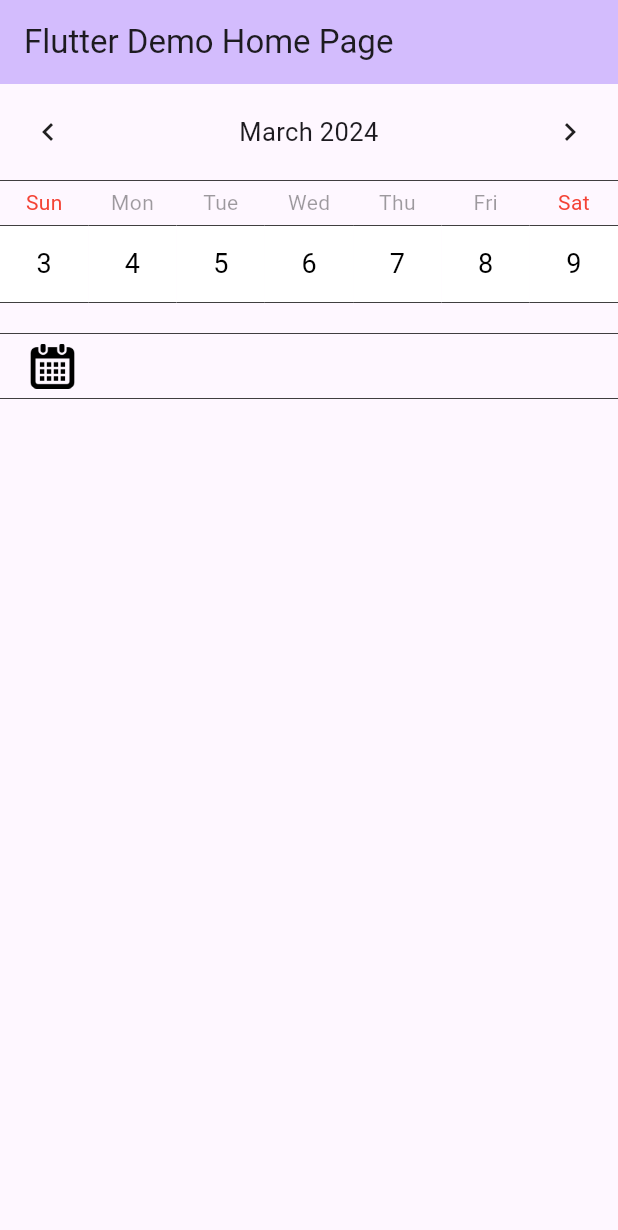
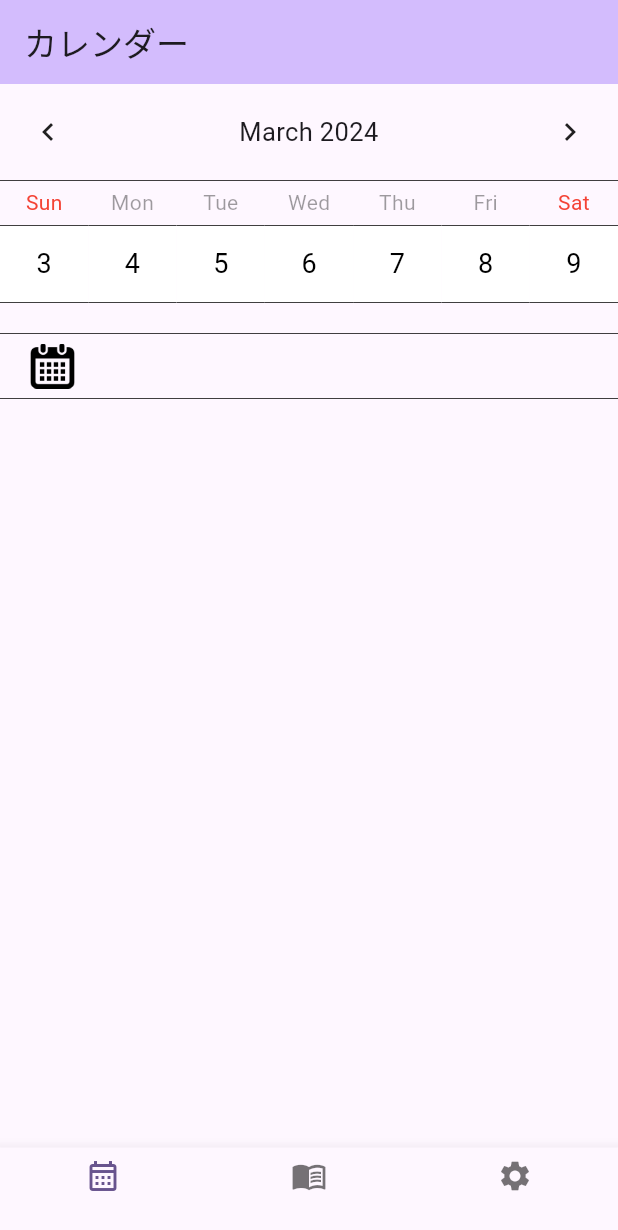
Before and after one commit to diapp0227/diapp_flutter, a Flutter app: the screen it shows after launch, on a phone screen of 412 x 824 dp. Shown: the top 1230 px of the screen. Run offline on Flutter 3.47's test engine with Material 3 defaults, Android fonts, the phone set to English and light mode, and no system bars; drawn by our look-alikes of table_calendar.

Commit message:
タブバーを追加

```diff
--- a/diapp/lib/main.dart
+++ b/diapp/lib/main.dart
@@ -1,6 +1,23 @@
-import 'package:diapp/CalendarWidget.dart';
+import 'package:diapp/view/CalendarWidget.dart';
+import 'package:diapp/view/TabWidget.dart';
 import 'package:flutter/material.dart';
 
 void main() {
-  runApp(const calendarWidget());
+  runApp(MyApp());
 }
+
+class MyApp extends StatelessWidget {
+  const MyApp({super.key});
+
+  @override
+  Widget build(BuildContext context) {
+    return MaterialApp(
+      title: 'Flutter Demo',
+      theme: ThemeData(
+        colorScheme: ColorScheme.fromSeed(seedColor: Colors.deepPurple),
+        useMaterial3: true,
+      ),
+      home: const TabPage(),
+    );
+  }
+}
--- a/diapp/lib/CalendarWidget.dart
+++ b/diapp/lib/view/CalendarWidget.dart
@@ -4,36 +4,11 @@ import 'package:intl/intl.dart';
 import 'package:flutter/material.dart';
 import 'package:table_calendar/table_calendar.dart';
 
-class calendarWidget extends StatelessWidget {
-  const calendarWidget({super.key});
-
-  @override
-  Widget build(BuildContext context) {
-    return MaterialApp(
-      title: 'Flutter Demo',
-      theme: ThemeData(
-        colorScheme: ColorScheme.fromSeed(seedColor: Colors.deepPurple),
-        useMaterial3: true,
-      ),
-      home: const CalendarPage(title: 'Flutter Demo Home Page'),
-    );
-  }
-}
-
 class CalendarPage extends StatefulWidget {
-  const CalendarPage({super.key, required this.title});
-
-  final String title;
+  const CalendarPage({super.key});
 
   @override
   State<CalendarPage> createState() => _CalendarPageState();
-}
-
-enum CalendarRowType {
-  // 選択中
-  selected,
-  // 選択外
-  outside
 }
 
 class _CalendarPageState extends State<CalendarPage> {
@@ -94,7 +69,7 @@ class _CalendarPageState extends State<CalendarPage> {
     return Scaffold(
       appBar: AppBar(
         backgroundColor: Theme.of(context).colorScheme.inversePrimary,
-        title: Text(widget.title),
+        title: Text("カレンダー"),
       ),
       body: Column(
         children: <Widget>[
@@ -187,3 +162,10 @@ class _CalendarPageState extends State<CalendarPage> {
     );
   }
 }
+
+enum CalendarRowType {
+  // 選択中
+  selected,
+  // 選択外
+  outside
+}
--- /dev/null
+++ b/diapp/lib/view/TabWidget.dart
@@ -0,0 +1,115 @@
+import 'package:diapp/view/CalendarWidget.dart';
+import 'package:diapp/view/SettingWidget.dart';
+import 'package:flutter/material.dart';
+
+class TabPage extends StatefulWidget {
+  const TabPage({super.key});
+
+  @override
+  State<TabPage> createState() => _TabPageState();
+}
+
+class _TabPageState extends State<TabPage> {
+  @override
+  Widget build(BuildContext context) {
+    return Scaffold(
+        body: getBody(_currentIndex),
+        bottomNavigationBar: BottomNavigationBar(
+            currentIndex: _currentIndex,
+            onTap: _onTabTapped,
+            items: getAllBottomNavigationBarItem()));
+  }
+
+  int _currentIndex = 0;
+
+  // タブバータップ時のアクション
+  void _onTabTapped(int index) {
+    setState(() {
+      _currentIndex = index;
+    });
+  }
+
+  // タブバータップ時のインデックスをenumの値に変換する
+  TabType parseIntToTabType(int index) {
+    return TabType.values.firstWhere((element) => element.index == index);
+  }
+
+  // 選択したタブに対応したWidgetを取得
+  Widget getBody(int index) {
+    switch (parseIntToTabType(index)) {
+      case TabType.Calendar:
+        return CalendarPage();
+      case TabType.Report:
+        return SizedBox();
+      case TabType.Settings:
+        return SettingPage();
+    }
+  }
+
+  List<BottomNavigationBarItem> getAllBottomNavigationBarItem() {
+    return [
+      TabType.Calendar.getBottomNavigationBarItem(),
+      TabType.Report.getBottomNavigationBarItem(),
+      TabType.Settings.getBottomNavigationBarItem()
+    ];
+  }
+}
+
+enum TabType {
+  Calendar,
+  Report,
+  Settings;
+
+  int toInt() {
+    switch (this) {
+      case TabType.Calendar:
+        return 0;
+      case TabType.Report:
+        return 1;
+      case TabType.Settings:
+        return 2;
+    }
+  }
+
+  Widget getIcon() {
+    switch (this) {
+      case TabType.Calendar:
+        return Icon(Icons.calendar_month);
+      case TabType.Report:
+        return Icon(Icons.menu_book);
+      case TabType.Settings:
+        return Icon(Icons.settings);
+    }
+  }
+
+  Widget getActiveIcon() {
+    switch (this) {
+      case TabType.Calendar:
+        return Icon(Icons.calendar_month_outlined);
+      case TabType.Report:
+        return Icon(Icons.menu_book_outlined);
+      case TabType.Settings:
+        return Icon(Icons.settings_sharp);
+    }
+  }
+
+  String getLabel() {
+    switch (this) {
+      case TabType.Calendar:
+        return "カレンダー";
+      case TabType.Report:
+        return "分析";
+      case TabType.Settings:
+        return "設定";
+    }
+  }
+
+  BottomNavigationBarItem getBottomNavigationBarItem() {
+    return BottomNavigationBarItem(
+      icon: this.getIcon(),
+      activeIcon: this.getActiveIcon(),
+      label: "",
+      backgroundColor: Colors.blue,
+    );
+  }
+}
```
Also changed, not shown: diapp/lib/view/SettingWidget.dart (added, +20 -0 lines).
